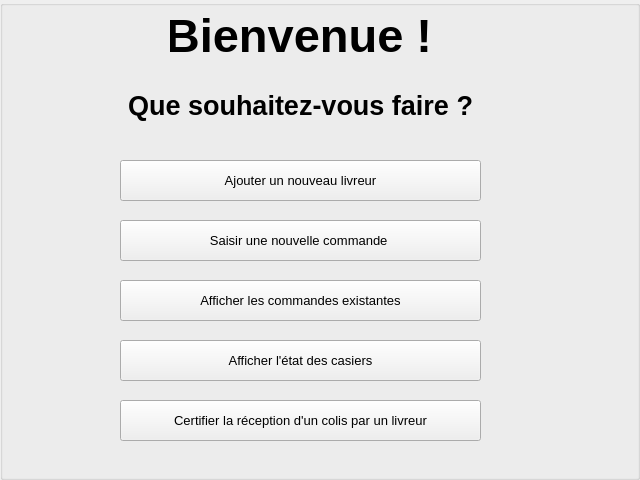
Above: Locker/mainpage.ui from maxjbs93/Locker before the change. Below: the same form after it.
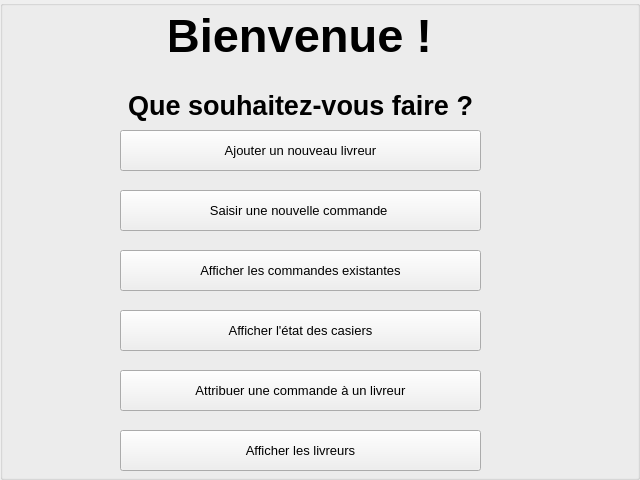
That is the form after the change.

Patch:
```diff
--- a/Locker/mainpage.ui
+++ b/Locker/mainpage.ui
@@ -80,7 +80,7 @@
      <property name="geometry">
       <rect>
        <x>120</x>
-       <y>160</y>
+       <y>130</y>
        <width>361</width>
        <height>41</height>
       </rect>
@@ -98,7 +98,7 @@
      <property name="geometry">
       <rect>
        <x>120</x>
-       <y>220</y>
+       <y>190</y>
        <width>361</width>
        <height>41</height>
       </rect>
@@ -116,7 +116,7 @@
      <property name="geometry">
       <rect>
        <x>120</x>
-       <y>340</y>
+       <y>310</y>
        <width>361</width>
        <height>41</height>
       </rect>
@@ -134,7 +134,7 @@
      <property name="geometry">
       <rect>
        <x>120</x>
-       <y>400</y>
+       <y>370</y>
        <width>361</width>
        <height>41</height>
       </rect>
@@ -145,14 +145,14 @@
       </font>
      </property>
      <property name="text">
-      <string>Certifier la réception d'un colis par un livreur</string>
+      <string>Attribuer une commande à un livreur</string>
      </property>
     </widget>
     <widget class="QPushButton" name="pushButton_afficher_commande">
      <property name="geometry">
       <rect>
        <x>120</x>
-       <y>280</y>
+       <y>250</y>
        <width>361</width>
        <height>41</height>
       </rect>
@@ -166,6 +166,24 @@
       <string>Afficher les commandes existantes</string>
      </property>
     </widget>
+    <widget class="QPushButton" name="pushButton_ajout_livreur_2">
+     <property name="geometry">
+      <rect>
+       <x>120</x>
+       <y>430</y>
+       <width>361</width>
+       <height>41</height>
+      </rect>
+     </property>
+     <property name="font">
+      <font>
+       <pointsize>10</pointsize>
+      </font>
+     </property>
+     <property name="text">
+      <string>Afficher les livreurs</string>
+     </property>
+    </widget>
    </widget>
   </widget>
  </widget>
```
Left out of the diff: 2 changed lines with no effect on the pictures.
